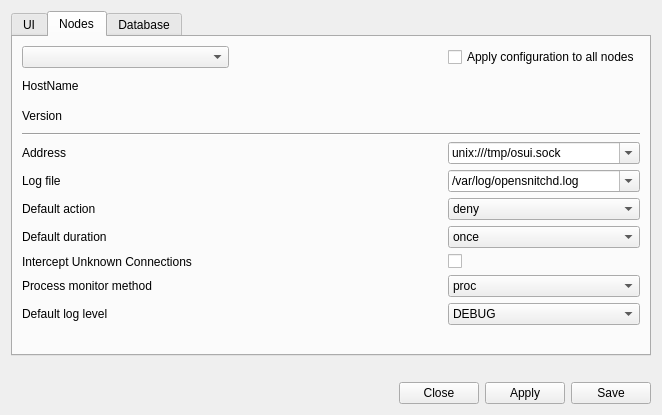
First picture: the form in ui/opensnitch/res/preferences.ui, repository evilsocket/opensnitch, before the edit.
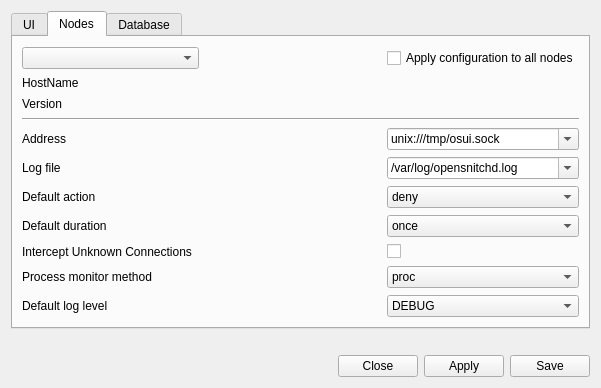
Second picture: the form after the edit. The open tabs and pages were chosen to show the change. Icons and pictures are not drawn.

Commit message:
ui, prefs/pop-ups: improved layout
specially for non-desktop displays (mobiles), like librem5.

```diff
--- a/ui/opensnitch/res/preferences.ui
+++ b/ui/opensnitch/res/preferences.ui
@@ -6,8 +6,8 @@
    <rect>
     <x>0</x>
     <y>0</y>
-    <width>662</width>
-    <height>415</height>
+    <width>601</width>
+    <height>388</height>
    </rect>
   </property>
   <property name="windowTitle">
@@ -295,7 +295,7 @@
       <attribute name="title">
        <string>Nodes</string>
       </attribute>
-      <layout class="QGridLayout" name="gridLayout_4">
+      <layout class="QGridLayout" name="gridLayout_4" rowstretch="0,0,0,0,0,0,0,0,0,0,0">
        <item row="9" column="0">
         <widget class="QLabel" name="label_13">
          <property name="text">
@@ -303,6 +303,33 @@
          </property>
         </widget>
        </item>
+       <item row="0" column="0">
+        <widget class="QComboBox" name="comboNodes">
+         <property name="sizePolicy">
+          <sizepolicy hsizetype="Preferred" vsizetype="Fixed">
+           <horstretch>0</horstretch>
+           <verstretch>0</verstretch>
+          </sizepolicy>
+         </property>
+        </widget>
+       </item>
+       <item row="5" column="0">
+        <widget class="QLabel" name="label_7">
+         <property name="toolTip">
+          <string>&lt;html&gt;&lt;head/&gt;&lt;body&gt;&lt;p&gt;Log file to write logs.&lt;br/&gt;&lt;/p&gt;&lt;p&gt;/dev/stdout will print logs to the standard output.&lt;/p&gt;&lt;/body&gt;&lt;/html&gt;</string>
+         </property>
+         <property name="text">
+          <string>Log file</string>
+         </property>
+        </widget>
+       </item>
+       <item row="8" column="2">
+        <widget class="QCheckBox" name="checkInterceptUnknown">
+         <property name="text">
+          <string/>
+         </property>
+        </widget>
+       </item>
        <item row="7" column="0">
         <widget class="QLabel" name="label_11">
          <property name="toolTip">
@@ -313,60 +340,74 @@
          </property>
         </widget>
        </item>
-       <item row="4" column="0">
-        <widget class="QLabel" name="label_15">
-         <property name="toolTip">
-          <string>&lt;html&gt;&lt;head/&gt;&lt;body&gt;&lt;p&gt;Address of the node.&lt;/p&gt;&lt;p&gt;Default: unix:///tmp/osui.sock (unix:// is mandatory if it's a Unix socket)&lt;/p&gt;&lt;p&gt;It can also be an IP address with the port: 127.0.0.1:50051&lt;/p&gt;&lt;/body&gt;&lt;/html&gt;</string>
-         </property>
-         <property name="text">
-          <string>Address</string>
-         </property>
-        </widget>
-       </item>
-       <item row="10" column="0">
-        <widget class="QLabel" name="label_14">
-         <property name="text">
-          <string>Default log level</string>
-         </property>
-        </widget>
-       </item>
-       <item row="0" column="0">
-        <widget class="QComboBox" name="comboNodes">
+       <item row="0" column="2">
+        <widget class="QCheckBox" name="checkApplyToNodes">
          <property name="sizePolicy">
-          <sizepolicy hsizetype="Preferred" vsizetype="Fixed">
+          <sizepolicy hsizetype="Fixed" vsizetype="Fixed">
            <horstretch>0</horstretch>
            <verstretch>0</verstretch>
           </sizepolicy>
          </property>
-        </widget>
-       </item>
-       <item row="2" column="0">
-        <widget class="QLabel" name="label_9">
-         <property name="sizePolicy">
-          <sizepolicy hsizetype="Preferred" vsizetype="Preferred">
-           <horstretch>0</horstretch>
-           <verstretch>0</verstretch>
-          </sizepolicy>
-         </property>
          <property name="text">
-          <string>Version</string>
-         </property>
-        </widget>
-       </item>
-       <item row="6" column="0">
-        <widget class="QLabel" name="label_10">
-         <property name="toolTip">
-          <string>&lt;html&gt;&lt;head/&gt;&lt;body&gt;&lt;p&gt;The default action will take place when there's no UI connected.&lt;/p&gt;&lt;/body&gt;&lt;/html&gt;</string>
-         </property>
-         <property name="text">
-          <string>Default action</string>
+          <string>Apply configuration to all nodes</string>
          </property>
         </widget>
        </item>
        <item row="2" column="2">
         <widget class="QLabel" name="labelNodeVersion">
+         <property name="sizePolicy">
+          <sizepolicy hsizetype="Preferred" vsizetype="Maximum">
+           <horstretch>0</horstretch>
+           <verstretch>0</verstretch>
+          </sizepolicy>
+         </property>
          <property name="text">
           <string/>
+         </property>
+         <property name="alignment">
+          <set>Qt::AlignLeading|Qt::AlignLeft|Qt::AlignTop</set>
+         </property>
+        </widget>
+       </item>
+       <item row="6" column="0">
+        <widget class="QLabel" name="label_10">
+         <property name="toolTip">
+          <string>&lt;html&gt;&lt;head/&gt;&lt;body&gt;&lt;p&gt;The default action will take place when there's no UI connected.&lt;/p&gt;&lt;/body&gt;&lt;/html&gt;</string>
+         </property>
+         <property name="text">
+          <string>Default action</string>
+         </property>
+        </widget>
+       </item>
+       <item row="1" column="0">
+        <widget class="QLabel" name="label_8">
+         <property name="sizePolicy">
+          <sizepolicy hsizetype="Preferred" vsizetype="Maximum">
+           <horstretch>0</horstretch>
+           <verstretch>0</verstretch>
+          </sizepolicy>
+         </property>
+         <property name="text">
+          <string>HostName</string>
+         </property>
+         <property name="alignment">
+          <set>Qt::AlignLeading|Qt::AlignLeft|Qt::AlignTop</set>
+         </property>
+        </widget>
+       </item>
+       <item row="1" column="2">
+        <widget class="QLabel" name="labelNodeName">
+         <property name="sizePolicy">
+          <sizepolicy hsizetype="Preferred" vsizetype="Maximum">
+           <horstretch>0</horstretch>
+           <verstretch>0</verstretch>
+          </sizepolicy>
+         </property>
+         <property name="text">
+          <string/>
+         </property>
+         <property name="alignment">
+          <set>Qt::AlignLeading|Qt::AlignLeft|Qt::AlignTop</set>
          </property>
         </widget>
        </item>
@@ -394,21 +435,44 @@
          </item>
         </widget>
        </item>
-       <item row="11" column="0">
-        <spacer name="horizontalSpacer_5">
-         <property name="orientation">
-          <enum>Qt::Horizontal</enum>
+       <item row="7" column="2">
+        <widget class="QComboBox" name="comboNodeDuration">
+         <item>
+          <property name="text">
+           <string>once</string>
+          </property>
+         </item>
+         <item>
+          <property name="text">
+           <string>until restart</string>
+          </property>
+         </item>
+         <item>
+          <property name="text">
+           <string>always</string>
+          </property>
+         </item>
+        </widget>
+       </item>
+       <item row="4" column="0">
+        <widget class="QLabel" name="label_15">
+         <property name="toolTip">
+          <string>&lt;html&gt;&lt;head/&gt;&lt;body&gt;&lt;p&gt;Address of the node.&lt;/p&gt;&lt;p&gt;Default: unix:///tmp/osui.sock (unix:// is mandatory if it's a Unix socket)&lt;/p&gt;&lt;p&gt;It can also be an IP address with the port: 127.0.0.1:50051&lt;/p&gt;&lt;/body&gt;&lt;/html&gt;</string>
          </property>
-         <property name="sizeType">
-          <enum>QSizePolicy::Preferred</enum>
+         <property name="text">
+          <string>Address</string>
          </property>
-         <property name="sizeHint" stdset="0">
-          <size>
-           <width>60</width>
-           <height>20</height>
-          </size>
+        </widget>
+       </item>
+       <item row="8" column="0">
+        <widget class="QLabel" name="label_12">
+         <property name="toolTip">
+          <string>&lt;html&gt;&lt;head/&gt;&lt;body&gt;&lt;p&gt;If checked, opensnitch will prompt you to allow or deny connections that don't have an asocciated PID, due to several reasons.&lt;/p&gt;&lt;p&gt;The pop-up dialog will only contain information about the network connection.&lt;/p&gt;&lt;/body&gt;&lt;/html&gt;</string>
          </property>
-        </spacer>
+         <property name="text">
+          <string>Intercept Unknown Connections</string>
+         </property>
+        </widget>
        </item>
        <item row="6" column="2">
         <widget class="QComboBox" name="comboNodeAction">
@@ -435,13 +499,19 @@
          </item>
         </widget>
        </item>
-       <item row="5" column="0">
-        <widget class="QLabel" name="label_7">
-         <property name="toolTip">
-          <string>&lt;html&gt;&lt;head/&gt;&lt;body&gt;&lt;p&gt;Log file to write logs.&lt;br/&gt;&lt;/p&gt;&lt;p&gt;/dev/stdout will print logs to the standard output.&lt;/p&gt;&lt;/body&gt;&lt;/html&gt;</string>
+       <item row="2" column="0">
+        <widget class="QLabel" name="label_9">
+         <property name="sizePolicy">
+          <sizepolicy hsizetype="Preferred" vsizetype="Ignored">
+           <horstretch>0</horstretch>
+           <verstretch>0</verstretch>
+          </sizepolicy>
          </property>
          <property name="text">
-          <string>Log file</string>
+          <string>Version</string>
+         </property>
+         <property name="alignment">
+          <set>Qt::AlignLeading|Qt::AlignLeft|Qt::AlignTop</set>
          </property>
         </widget>
        </item>
@@ -479,30 +549,6 @@
          </item>
         </widget>
        </item>
-       <item row="8" column="0">
-        <widget class="QLabel" name="label_12">
-         <property name="toolTip">
-          <string>&lt;html&gt;&lt;head/&gt;&lt;body&gt;&lt;p&gt;If checked, opensnitch will prompt you to allow or deny connections that don't have an asocciated PID, due to several reasons.&lt;/p&gt;&lt;p&gt;The pop-up dialog will only contain information about the network connection.&lt;/p&gt;&lt;/body&gt;&lt;/html&gt;</string>
-         </property>
-         <property name="text">
-          <string>Intercept Unknown Connections</string>
-         </property>
-        </widget>
-       </item>
-       <item row="1" column="2">
-        <widget class="QLabel" name="labelNodeName">
-         <property name="text">
-          <string/>
-         </property>
-        </widget>
-       </item>
-       <item row="1" column="0">
-        <widget class="QLabel" name="label_8">
-         <property name="text">
-          <string>HostName</string>
-         </property>
-        </widget>
-       </item>
        <item row="4" column="2">
         <widget class="QComboBox" name="comboNodeAddress">
          <property name="editable">
@@ -515,25 +561,6 @@
          </item>
         </widget>
        </item>
-       <item row="7" column="2">
-        <widget class="QComboBox" name="comboNodeDuration">
-         <item>
-          <property name="text">
-           <string>once</string>
-          </property>
-         </item>
-         <item>
-          <property name="text">
-           <string>until restart</string>
-          </property>
-         </item>
-         <item>
-          <property name="text">
-           <string>always</string>
-          </property>
-         </item>
-        </widget>
-       </item>
        <item row="5" column="2">
         <widget class="QComboBox" name="comboNodeLogFile">
          <property name="editable">
@@ -551,26 +578,6 @@
          </item>
         </widget>
        </item>
-       <item row="0" column="2">
-        <widget class="QCheckBox" name="checkApplyToNodes">
-         <property name="sizePolicy">
-          <sizepolicy hsizetype="Fixed" vsizetype="Fixed">
-           <horstretch>0</horstretch>
-           <verstretch>0</verstretch>
-          </sizepolicy>
-         </property>
-         <property name="text">
-          <string>Apply configuration to all nodes</string>
-         </property>
-        </widget>
-       </item>
-       <item row="8" column="2">
-        <widget class="QCheckBox" name="checkInterceptUnknown">
-         <property name="text">
-          <string/>
-         </property>
-        </widget>
-       </item>
        <item row="0" column="1">
         <spacer name="horizontalSpacer_3">
          <property name="orientation">
@@ -587,6 +594,13 @@
          </property>
         </spacer>
        </item>
+       <item row="10" column="0">
+        <widget class="QLabel" name="label_14">
+         <property name="text">
+          <string>Default log level</string>
+         </property>
+        </widget>
+       </item>
        <item row="3" column="0" colspan="3">
         <widget class="Line" name="line">
          <property name="orientation">
```
The commit also changes 1 other file.
